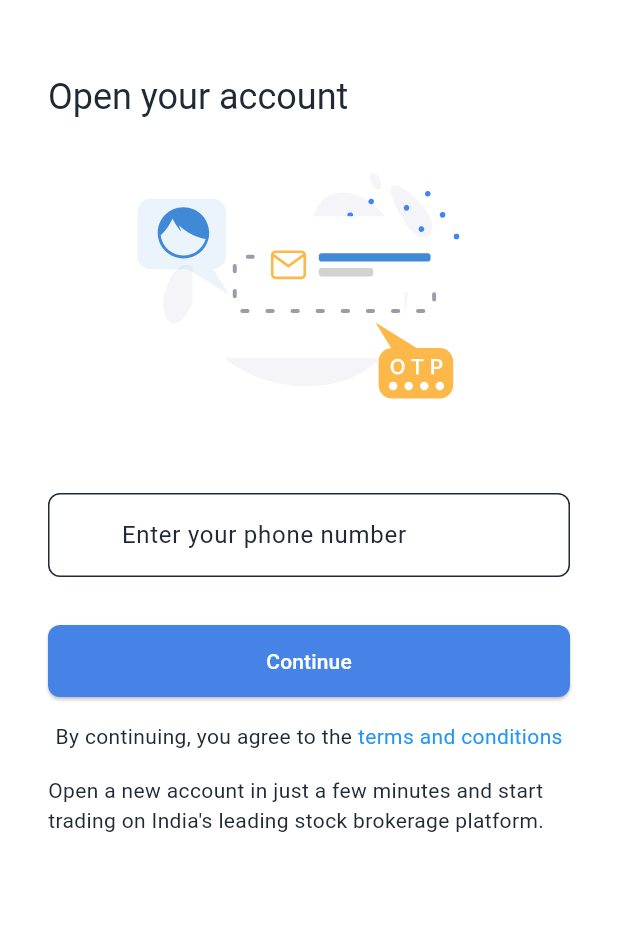
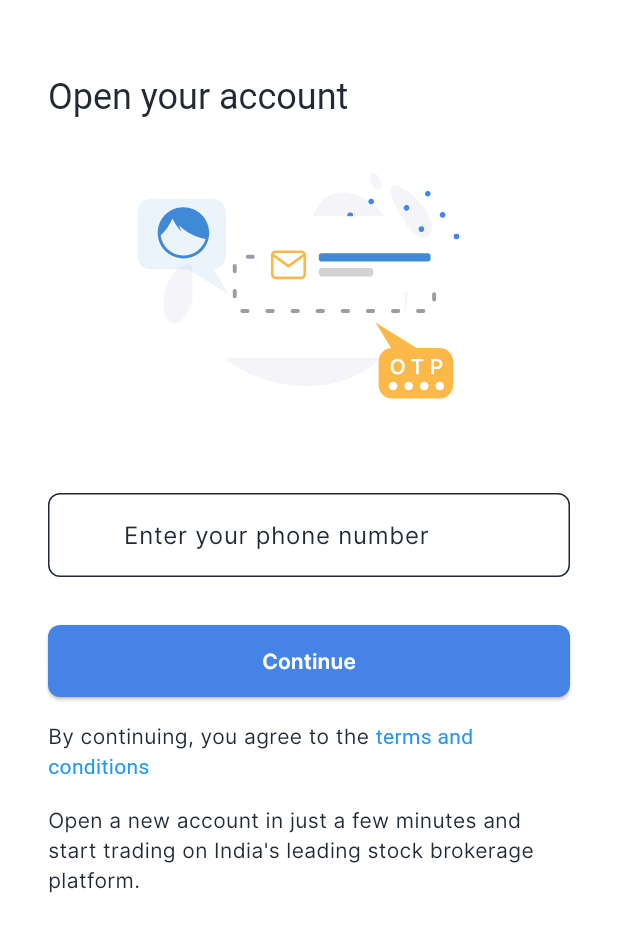
Before and after one commit to pranaypatel512/kite, a Flutter app: the SignupScreen screen opened by its route, on a phone screen of 412 x 824 dp, the part 59-1011 px from its top. Run offline on Flutter 3.47's test engine with Material 3 defaults, Android fonts, the phone set to English and light mode, and no system bars; our stand-ins replace flutter_svg.

Commit message:
- added fonts and theme changes

```diff
--- a/lib/main.dart
+++ b/lib/main.dart
@@ -4,7 +4,6 @@ import 'package:kite/theme/app_themes.dart';
 
 import 'auth/login_screen.dart';
 import 'auth/signup_screen.dart';
-import 'dashboard/home_screen.dart';
 
 void main() {
   runApp(const MyApp());
--- a/lib/theme/app_themes.dart
+++ b/lib/theme/app_themes.dart
@@ -68,9 +68,11 @@ class AppThemes {
           )),
         ),
       ),
-      textTheme: const TextTheme(
-        headline1: TextStyle(color: AppColors.gunmetal),
-        bodyText2: TextStyle(color: AppColors.gunmetal),
+      textTheme: TextTheme(
+        displayLarge: TextStyle(fontFamily: 'Inter', fontWeight: FontWeight.bold, fontSize: 24,color: AppColors.gunmetal),
+        bodyLarge: TextStyle(fontFamily: 'Inter', fontSize: 16),
+        bodyMedium: TextStyle(fontFamily: 'Inter', fontSize: 14,color: AppColors.gunmetal),
+        labelLarge: TextStyle(fontFamily: 'Inter', fontWeight: FontWeight.bold, fontSize: 14),
       ),
       cardColor: Colors.white,
       iconTheme: const IconThemeData(color: AppColors.azure),
@@ -146,9 +148,11 @@ class AppThemes {
               EdgeInsets.only(left: 12, top: 8, right: 12, bottom: 8)),
         ),
       ),
-      textTheme: const TextTheme(
-        headline1: TextStyle(color: AppColors.frenchGray),
-        bodyText2: TextStyle(color: AppColors.frenchGray),
+      textTheme: TextTheme(
+        displayLarge: TextStyle(fontFamily: 'Inter', fontWeight: FontWeight.bold, fontSize: 24,color: AppColors.frenchGray),
+        bodyLarge: TextStyle(fontFamily: 'Inter', fontSize: 16),
+        bodyMedium: TextStyle(fontFamily: 'Inter', fontSize: 14,color: AppColors.frenchGray),
+        labelLarge: TextStyle(fontFamily: 'Inter', fontWeight: FontWeight.bold, fontSize: 14),
       ),
       cardColor: AppColors.gunmetal,
       iconTheme: const IconThemeData(color: AppColors.azure),
```
Also changed, not shown: pubspec.yaml (+7 -6 lines), assets/fonts/Inter-Regular.otf (added), assets/fonts/Inter-SemiBold.otf (added).
